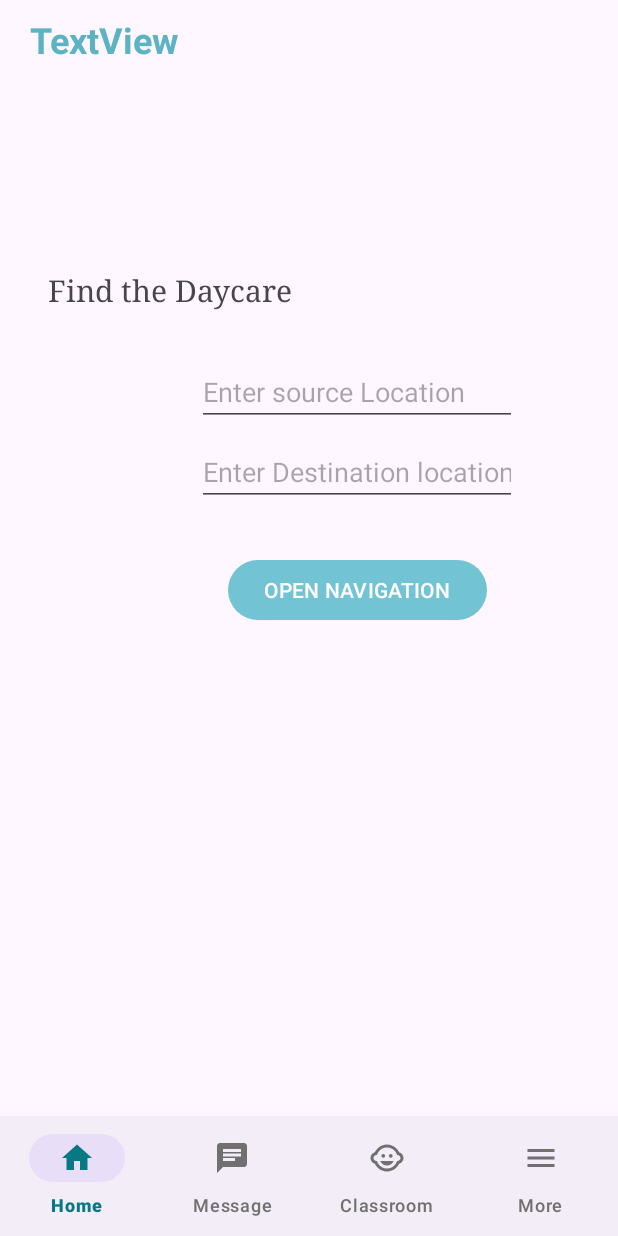
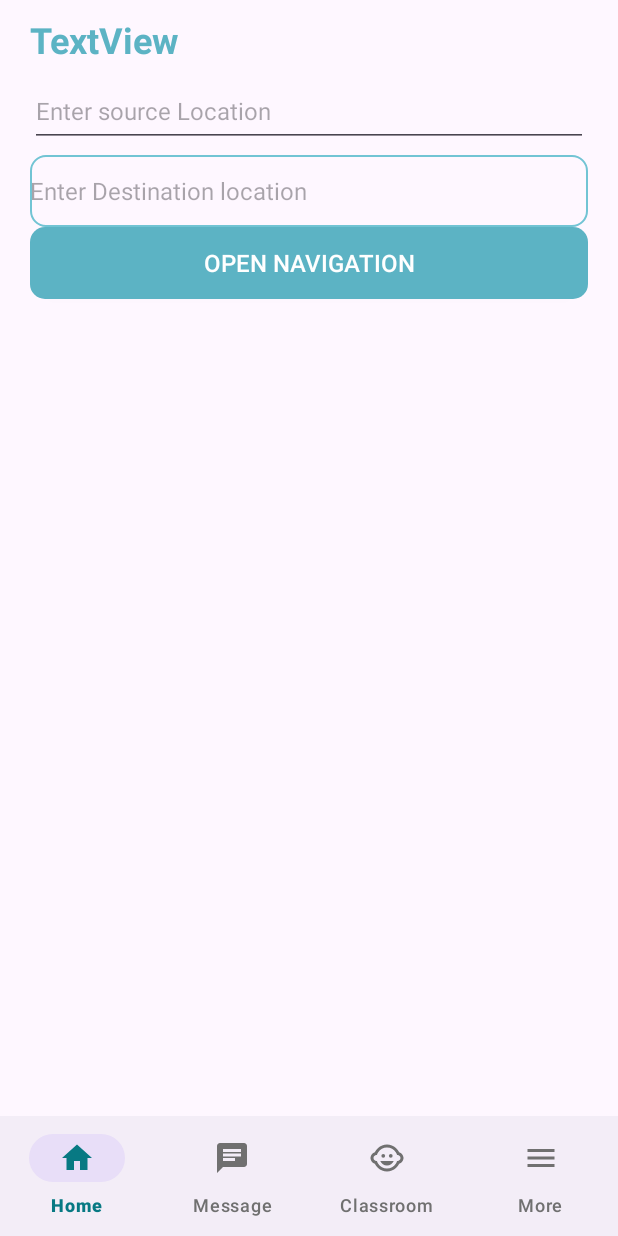
Before and after one commit to nelumkc/W24_3175_G11_Peekaboo, an Android app: the fragment GoogleMapFragment placed in its activity, on a phone screen of 412 x 824 dp. Run offline under Robolectric (Android 15) with nearby library versions, the phone set to English and light mode, and no system bars; our stand-ins replace Firebase (no records; nobody signed in at launch, a user with empty details on screens opened directly), Room's generated code; libraries missing offline, so code that uses them is left out: com.denzcoskun.imageslider.

Commit message:
ui update

```diff
--- a/app/src/main/res/layout/fragment_googlemap.xml
+++ b/app/src/main/res/layout/fragment_googlemap.xml
@@ -7,51 +7,54 @@
 
     <EditText
         android:id="@+id/editTextSourceLocation"
-        android:layout_width="wrap_content"
-        android:layout_height="wrap_content"
-        android:layout_marginTop="32dp"
+        android:layout_width="0dp"
+        android:layout_height="48dp"
         android:ems="10"
+        android:layout_marginTop="50dp"
+        android:layout_marginStart="20dp"
+        android:layout_marginEnd="20dp"
         android:hint="@string/hintsourceLocation"
         android:inputType="text"
+        android:textColor="@color/labelColor"
+        android:textSize="16sp"
         app:layout_constraintEnd_toEndOf="parent"
-        app:layout_constraintHorizontal_bias="0.661"
-        app:layout_constraintStart_toStartOf="parent"
-        app:layout_constraintTop_toBottomOf="@+id/TextViewMapTitle" />
-
-    <TextView
-        android:id="@+id/TextViewMapTitle"
-        android:layout_width="wrap_content"
-        android:layout_height="wrap_content"
-        android:layout_marginStart="32dp"
-        android:layout_marginTop="180dp"
-        android:fontFamily="serif"
-        android:text="@string/txtViewMapTitle"
-        android:textSize="20sp"
         app:layout_constraintStart_toStartOf="parent"
         app:layout_constraintTop_toTopOf="parent" />
 
-    <Button
-        android:id="@+id/BtnOpenNavigation"
-        android:layout_width="wrap_content"
-        android:layout_height="wrap_content"
-        android:layout_marginTop="32dp"
-        android:text="@string/BtnOpenNavigation"
-        app:layout_constraintEnd_toEndOf="parent"
-        app:layout_constraintHorizontal_bias="0.635"
-        app:layout_constraintStart_toStartOf="parent"
-        app:layout_constraintTop_toBottomOf="@+id/editTextDestinationLocation" />
-
     <EditText
         android:id="@+id/editTextDestinationLocation"
-        android:layout_width="wrap_content"
+        app:layout_constraintEnd_toEndOf="parent"
+        app:layout_constraintStart_toStartOf="parent"
+        app:layout_constraintTop_toBottomOf="@+id/editTextSourceLocation"
+        android:layout_width="0dp"
+        android:layout_height="48dp"
+        android:ems="10"
+        android:layout_marginTop="5dp"
+        android:layout_marginStart="20dp"
+        android:layout_marginEnd="20dp"
+        android:textColor="@color/labelColor"
+        android:textSize="16sp"
+        android:hint="@string/HintDestinationLocation"
+        android:background="@drawable/edittext_background"
+        android:inputType="text"
+        tools:layout_editor_absoluteX="100dp"
+        tools:layout_editor_absoluteY="288dp" />
+
+    <androidx.appcompat.widget.AppCompatButton
+        android:id="@+id/BtnOpenNavigation"
+        app:layout_constraintEnd_toEndOf="parent"
+        app:layout_constraintStart_toStartOf="parent"
+        app:layout_constraintTop_toBottomOf="@+id/editTextDestinationLocation"
+        android:layout_width="0dp"
         android:layout_height="wrap_content"
-        android:layout_marginTop="8dp"
-        android:ems="10"
-        android:hint="@string/HintDestinationLocation"
-        android:inputType="text"
-        app:layout_constraintEnd_toEndOf="parent"
-        app:layout_constraintHorizontal_bias="0.661"
-        app:layout_constraintStart_toStartOf="parent"
-        app:layout_constraintTop_toBottomOf="@+id/editTextSourceLocation" />
+        android:text="@string/BtnOpenNavigation"
+        android:textSize="16sp"
+        android:layout_marginStart="20dp"
+        android:layout_marginEnd="20dp"
+        android:textColor="#ffffff"
+        android:textAllCaps="false"
+        android:background="@drawable/button_background"
+        tools:layout_editor_absoluteX="119dp"
+        tools:layout_editor_absoluteY="391dp" />
 
 </androidx.constraintlayout.widget.ConstraintLayout>
```
